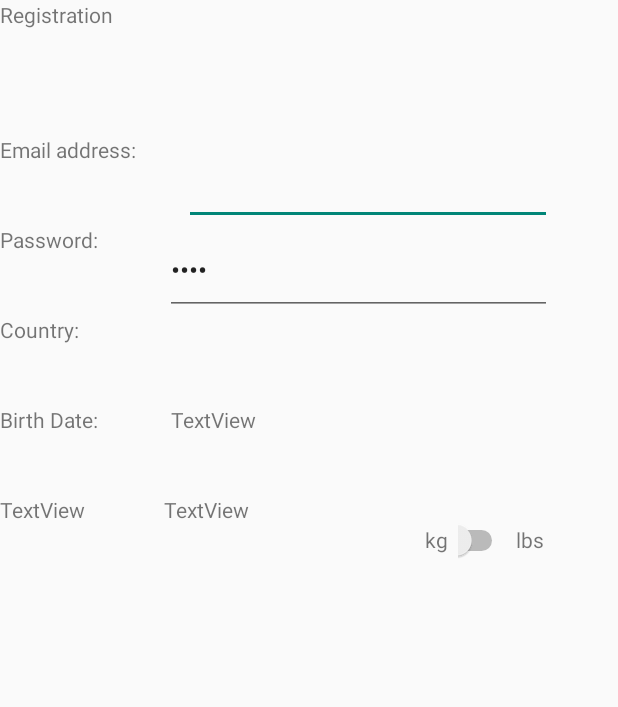
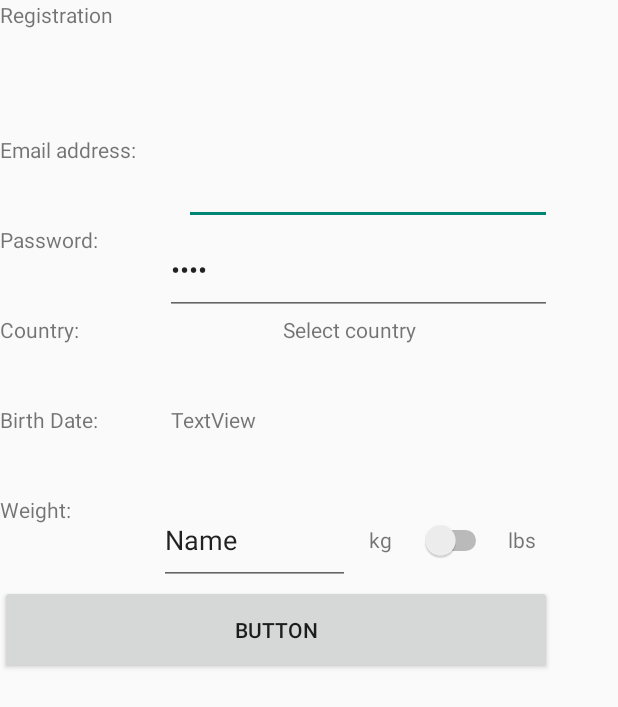
Before and after one commit to AP-Elektronica-ICT/IP18-SleepQuality01, an Android app: the register screen opened directly, with no data from a screen before it, on a phone screen of 412 x 824 dp. Shown: the top 707 px of the screen. Run offline under Robolectric (Android 15) with nearby library versions, the phone set to English and light mode, and no system bars; our stand-ins replace Firebase (no records; nobody signed in at launch, a user with empty details on screens opened directly); libraries missing offline, so code that uses them is left out: com.mukesh.countrypicker.

Commit message:
Registration almost fixed

```diff
--- a/Android/app/src/main/java/be/eaict/sleepqualitymeter/register.java
+++ b/Android/app/src/main/java/be/eaict/sleepqualitymeter/register.java
@@ -3,6 +3,7 @@ package be.eaict.sleepqualitymeter;
 import android.app.AlertDialog;
 import android.app.DatePickerDialog;
 import android.app.Dialog;
+import android.content.SharedPreferences;
 import android.media.Image;
 import android.os.Bundle;
 import android.support.v4.app.FragmentManager;
@@ -11,12 +12,14 @@ import android.media.Image;
 import android.os.Bundle;
 import android.support.annotation.NonNull;
 import android.support.v7.app.AppCompatActivity;
+import android.util.Log;
 import android.util.Patterns;
 import android.view.View;
 import android.widget.Button;
 import android.widget.DatePicker;
 import android.widget.EditText;
 import android.widget.ImageView;
+import android.widget.Switch;
 import android.widget.TextView;
 import android.widget.Toast;
 
@@ -43,13 +46,12 @@ public class register extends AppCompatActivity implements DatePickerDialog.OnDa
     String country;
     TextView selectedCountry;
     CountryPicker picker;
-    EditText editEmail, editPass, editName;
+    EditText editEmail, editPass, editName, editWeight;
     TextView ageSelector;
-
+    Integer weight;
     //FireBase
     FirebaseAuth mAuth;
     //Database code??
-
     @Override
     protected void onCreate(Bundle savedInstanceState) {
         super.onCreate(savedInstanceState);
@@ -64,17 +66,19 @@ public class register extends AppCompatActivity implements DatePickerDialog.OnDa
         TextView txtAge = findViewById(R.id.regTxtAge);
         selectedCountry = findViewById(R.id.regTxtSelectedCountry);
         ageSelector = findViewById(R.id.regTxtAgeSelector);
+        TextView txtWeight = findViewById(R.id.regTxtWeight);
+        Button register = findViewById(R.id.regBtnRegister);
+        final Switch regswitch = findViewById(R.id.regSwitch);
+        editWeight = findViewById(R.id.regEditWeight);
         country = "Select country";
         mAuth = FirebaseAuth.getInstance();
-
-        country = "";
         selectedCountry.setText(country);
-
         title.setText("Registration");
         txtemail.setText("Email address:");
         txtpass.setText("Password:");
         txtCountry.setText("Country:");
         txtAge.setText("Birth Date:");
+        txtWeight.setText("Weight:");
         selectedCountry.setOnClickListener(new View.OnClickListener() {
             @Override
             public void onClick(View view) {
@@ -95,6 +99,27 @@ public class register extends AppCompatActivity implements DatePickerDialog.OnDa
             public void onClick(View view) {
                   datePicker(view);
            }
+        });
+        register.setOnClickListener(new View.OnClickListener() {
+            @Override
+            public void onClick(View view) {
+                RegisterUser();
+            }
+        });
+        regswitch.setOnClickListener(new View.OnClickListener() {
+            @Override
+            public void onClick(View view) {
+                String value = editWeight.getText().toString();
+                int finalvalue = Integer.parseInt(value);
+                if(regswitch.isChecked()) {
+                    Double lbstokg = finalvalue *  0.45359237;
+                    weight = lbstokg.intValue();
+                    Log.d("weight", weight.toString());
+                }
+                else {
+                    weight = finalvalue;
+                }
+            }
         });
     }
 
@@ -143,6 +168,13 @@ public class register extends AppCompatActivity implements DatePickerDialog.OnDa
                 if(task.isSuccessful()){
                     Toast.makeText(getApplicationContext(), "User Registered Succesful", Toast.LENGTH_SHORT).show();
                     //Volgende activity
+                    SharedPreferences sp = getSharedPreferences("DATA", MODE_PRIVATE);
+                    SharedPreferences.Editor editor = sp.edit();
+                    editor.putString("email", editEmail.getText().toString());
+                    editor.putString("pass", editPass.getText().toString());
+                    editor.apply();
+                    Intent intent = new Intent(getBaseContext(), login.class);
+                    startActivity(intent);
                 }
                 else {
                     if(task.getException() instanceof FirebaseAuthUserCollisionException){
--- a/Android/app/src/main/res/layout/activity_register.xml
+++ b/Android/app/src/main/res/layout/activity_register.xml
@@ -122,21 +122,23 @@
 
                 <TextView
                     android:id="@+id/regTxtWeight"
-                    android:layout_width="82dp"
+                    android:layout_width="100dp"
                     android:layout_height="match_parent"
                     android:layout_weight="1"
                     android:text="TextView" />
 
-                <TextView
-                    android:id="@+id/regTxtWeightSelector"
-                    android:layout_width="wrap_content"
+                <EditText
+                    android:id="@+id/regEditWeight"
+                    android:layout_width="121dp"
                     android:layout_height="match_parent"
-                    android:layout_weight="4"
-                    android:text="TextView" />
+                    android:layout_weight="1"
+                    android:ems="10"
+                    android:inputType="number"
+                    android:text="Name" />
 
                 <TextView
                     android:id="@+id/regTxtinKG"
-                    android:layout_width="1dp"
+                    android:layout_width="34dp"
                     android:layout_height="match_parent"
                     android:layout_weight="1"
                     android:gravity="center"
@@ -144,13 +146,13 @@
 
                 <Switch
                     android:id="@+id/regSwitch"
-                    android:layout_width="5dp"
+                    android:layout_width="wrap_content"
                     android:layout_height="match_parent"
                     android:layout_weight="1" />
 
                 <TextView
                     android:id="@+id/regTxtinLbs"
-                    android:layout_width="1dp"
+                    android:layout_width="33dp"
                     android:layout_height="match_parent"
                     android:layout_weight="1"
                     android:gravity="center"
@@ -158,6 +160,12 @@
                     android:textAlignment="center" />
             </LinearLayout>
 
+            <Button
+                android:id="@+id/regBtnRegister"
+                android:layout_width="match_parent"
+                android:layout_height="59dp"
+                android:text="Button" />
+
         </LinearLayout>
 
     </LinearLayout>
```
